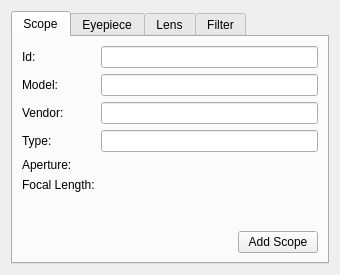
First picture: the form in kstars/comast/equipmentwriter.ui, repository KDE/kstars, before the edit.
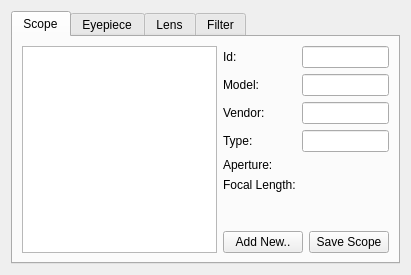
Second picture: the form after the edit. Custom widgets are drawn as their Qt base class.

Commit message: Make the equipment list editable, display a List of items already stored.

The edit to the form file:
```diff
--- a/kstars/comast/equipmentwriter.ui
+++ b/kstars/comast/equipmentwriter.ui
@@ -6,7 +6,7 @@
    <rect>
     <x>0</x>
     <y>0</y>
-    <width>340</width>
+    <width>411</width>
     <height>275</height>
    </rect>
   </property>
@@ -29,7 +29,10 @@
       <attribute name="title">
        <string>Scope</string>
       </attribute>
-      <layout class="QVBoxLayout" name="_3">
+      <layout class="QHBoxLayout" name="_3">
+       <item>
+        <widget class="KListWidget" name="ScopeList"/>
+       </item>
        <item>
         <layout class="QVBoxLayout" name="verticalLayout">
          <item>
@@ -114,10 +117,17 @@
              </property>
             </spacer>
            </item>
+           <item>
+            <widget class="QPushButton" name="NewScope">
+             <property name="text">
+              <string>Add New..</string>
+             </property>
+            </widget>
+           </item>
            <item>
             <widget class="QPushButton" name="AddScope">
              <property name="text">
-              <string>Add Scope</string>
+              <string>Save Scope</string>
              </property>
             </widget>
            </item>
@@ -436,6 +446,11 @@
   </layout>
  </widget>
  <customwidgets>
+  <customwidget>
+   <class>KListWidget</class>
+   <extends>QListWidget</extends>
+   <header>klistwidget.h</header>
+  </customwidget>
   <customwidget>
    <class>KDoubleNumInput</class>
    <extends>QWidget</extends>
```
Left out of the diff: 40 changed lines with no effect on the pictures. The commit also changes 2 other files.
